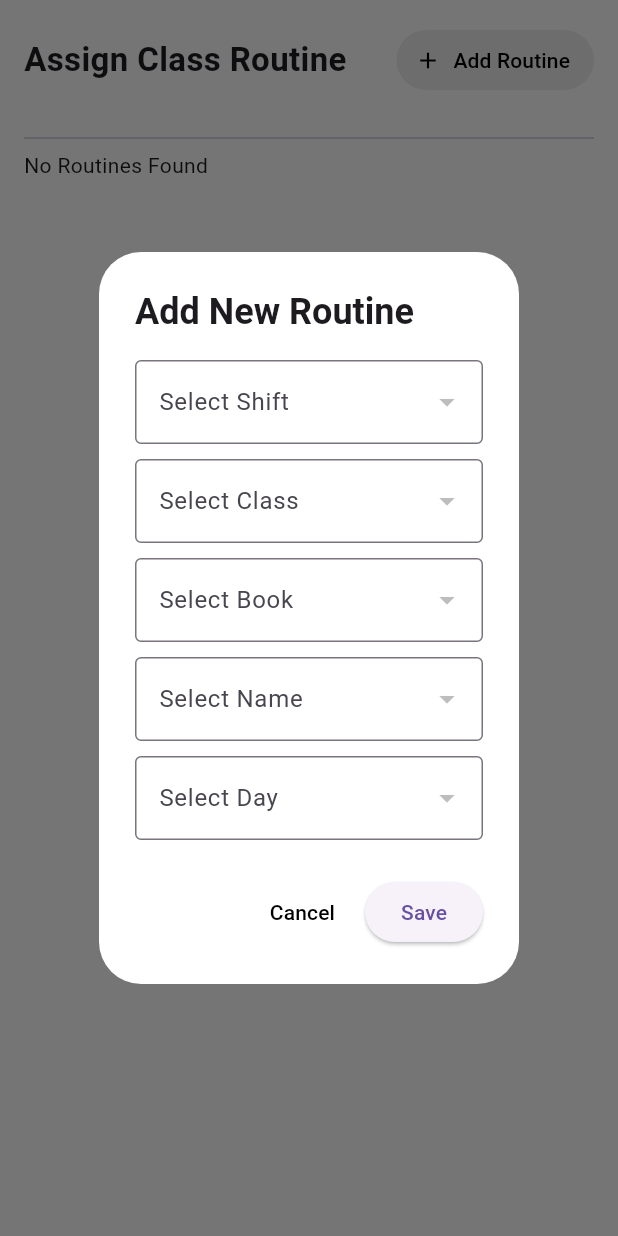
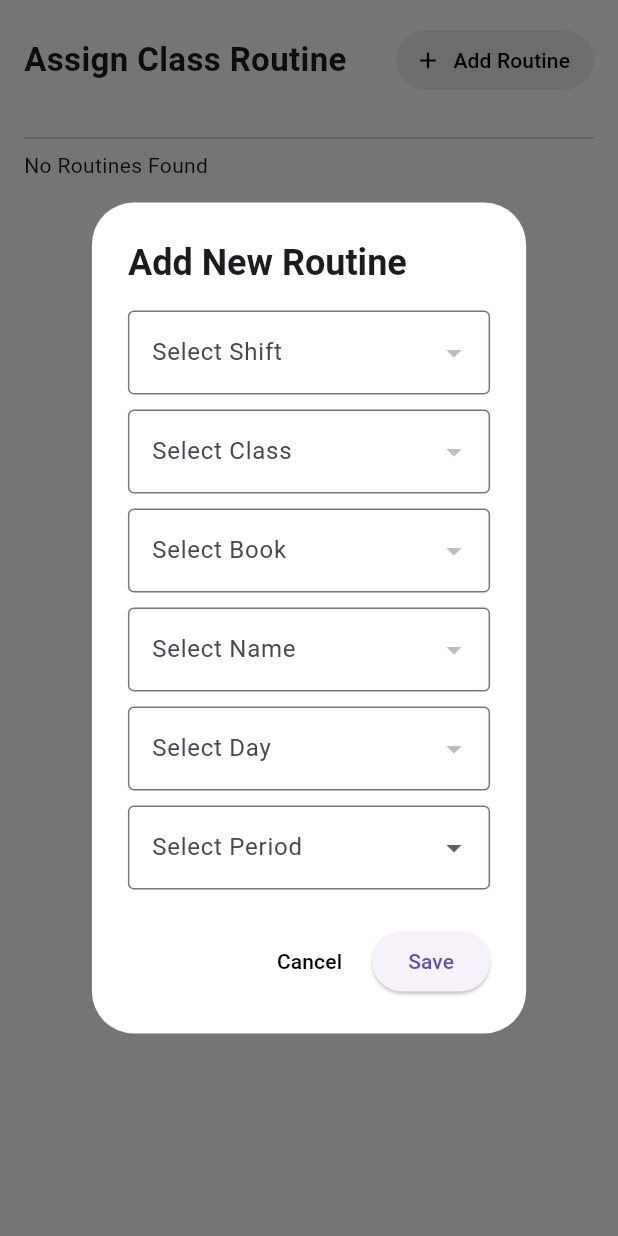
Before and after one commit to EngZobaer/Class-Routine-Management-System, a Flutter app: the AssignClassRoutinePage screen opened directly, after a tap on "Add Routine", on a phone screen of 412 x 824 dp. Run offline on Flutter 3.47's test engine with Material 3 defaults, Android fonts, the phone set to English and light mode, and no system bars; our stand-ins replace cloud_firestore, dropdown_search, firebase_auth, firebase_core; accounts and stored records are empty.

Commit message:
My current code

```diff
--- a/lib/Left_Menu/assign_class_routing.dart
+++ b/lib/Left_Menu/assign_class_routing.dart
@@ -1,6 +1,7 @@
 import 'package:flutter/material.dart';
 import 'package:cloud_firestore/cloud_firestore.dart';
-import '../services/days_service.dart'; // ✅ নতুন service import
+import '../services/days_service.dart';
+import '../services/period_service.dart'; // ✅ PeriodService import
 
 class AssignClassRoutinePage extends StatefulWidget {
   @override
@@ -15,9 +16,14 @@ class _AssignClassRoutinePageState extends State<AssignClassRoutinePage> {
   String? _selectedBookId, _selectedBookName;
   String? _selectedTeacherId, _selectedTeacherName;
   String? _selectedDay;
+  String? _selectedPeriod;
 
-  // ✅ Local cache
+  // ✅ Custom time support
+  String? _customStartTime;
+  String? _customEndTime;
+
   List<String> _days = [];
+  List<Map<String, String>> _availablePeriods = [];
 
   @override
   void initState() {
@@ -30,7 +36,24 @@ class _AssignClassRoutinePageState extends State<AssignClassRoutinePage> {
     setState(() {});
   }
 
-  /// 🔹 Save or Update Routine
+  /// 🔹 Periods load (Shift + Day অনুযায়ী)
+  Future<void> _loadPeriods() async {
+    if (_selectedShiftId != null && _selectedDay != null) {
+      final periods = await PeriodService.getAvailablePeriods(
+        _selectedShiftId!,
+        _selectedDay!,
+      );
+      setState(() {
+        _availablePeriods = periods;
+      });
+    } else {
+      setState(() {
+        _availablePeriods = [];
+      });
+    }
+  }
+
+  /// 🔹 Save Routine
   Future<void> _saveRoutine(BuildContext context, {String? docId}) async {
     if (!_formKey.currentState!.validate()) return;
 
@@ -38,20 +61,23 @@ class _AssignClassRoutinePageState extends State<AssignClassRoutinePage> {
         _selectedClassId == null ||
         _selectedBookId == null ||
         _selectedTeacherId == null ||
-        _selectedDay == null) {
-      ScaffoldMessenger.of(context)
-          .showSnackBar(SnackBar(content: Text("⚠️ All fields are required")));
+        _selectedDay == null ||
+        _selectedPeriod == null) {
+      ScaffoldMessenger.of(context).showSnackBar(
+        SnackBar(content: Text("⚠️ All fields are required")),
+      );
       return;
     }
 
-    final existing = await FirebaseFirestore.instance
-        .collection("class_routines")
-        .where("Class ID", isEqualTo: _selectedClassId)
-        .where("Shift ID", isEqualTo: _selectedShiftId)
-        .where("Day", isEqualTo: _selectedDay)
-        .get();
-
-    final period = existing.docs.length + 1;
+    // Period data resolve
+    final selectedPeriodData = _availablePeriods.firstWhere(
+          (p) => p["period"] == _selectedPeriod,
+      orElse: () => {
+        "period": _selectedPeriod!,
+        "start": _customStartTime ?? "-",
+        "end": _customEndTime ?? "-",
+      },
+    );
 
     final newId = docId ?? "CR${DateTime.now().millisecondsSinceEpoch}";
     await FirebaseFirestore.instance.collection("class_routines").doc(newId).set({
@@ -65,24 +91,28 @@ class _AssignClassRoutinePageState extends State<AssignClassRoutinePage> {
       "Teacher ID": _selectedTeacherId,
       "Teacher Name": _selectedTeacherName,
       "Day": _selectedDay,
-      "Period": period.toString(),
+      "Period": selectedPeriodData["period"],
+      "StartTime": selectedPeriodData["start"],
+      "EndTime": selectedPeriodData["end"],
     });
 
     Navigator.pop(context);
     ScaffoldMessenger.of(context).showSnackBar(SnackBar(
-        content: Text(docId == null
-            ? "✅ Routine Added Successfully"
-            : "✅ Routine Updated Successfully")));
+      content: Text(docId == null
+          ? "✅ Routine Added Successfully"
+          : "✅ Routine Updated Successfully"),
+    ));
   }
 
   /// 🔹 Delete Routine
   Future<void> _deleteRoutine(String id) async {
     await FirebaseFirestore.instance.collection("class_routines").doc(id).delete();
-    ScaffoldMessenger.of(context)
-        .showSnackBar(SnackBar(content: Text("🗑 Routine Deleted")));
+    ScaffoldMessenger.of(context).showSnackBar(
+      SnackBar(content: Text("🗑 Routine Deleted")),
+    );
   }
 
-  /// 🔹 Show Popup Form (Add or Edit)
+  /// 🔹 Form Popup
   void _showRoutineFormPopup({Map<String, dynamic>? routineData, String? docId}) {
     if (routineData != null) {
       _selectedShiftId = routineData["Shift ID"];
@@ -94,6 +124,9 @@ class _AssignClassRoutinePageState extends State<AssignClassRoutinePage> {
       _selectedTeacherId = routineData["Teacher ID"];
       _selectedTeacherName = routineData["Teacher Name"];
       _selectedDay = routineData["Day"];
+      _selectedPeriod = routineData["Period"];
+      _customStartTime = routineData["StartTime"];
+      _customEndTime = routineData["EndTime"];
     } else {
       _selectedShiftId = null;
       _selectedShiftName = null;
@@ -104,7 +137,12 @@ class _AssignClassRoutinePageState extends State<AssignClassRoutinePage> {
       _selectedTeacherId = null;
       _selectedTeacherName = null;
       _selectedDay = null;
+      _selectedPeriod = null;
+      _customStartTime = null;
+      _customEndTime = null;
     }
+
+    _loadPeriods();
 
     showDialog(
       context: context,
@@ -112,8 +150,10 @@ class _AssignClassRoutinePageState extends State<AssignClassRoutinePage> {
       builder: (context) {
         return AlertDialog(
           backgroundColor: Colors.white,
-          title: Text(docId == null ? "Add New Routine" : "Edit Routine",
-              style: TextStyle(fontWeight: FontWeight.bold)),
+          title: Text(
+            docId == null ? "Add New Routine" : "Edit Routine",
+            style: TextStyle(fontWeight: FontWeight.bold),
+          ),
           content: Form(
             key: _formKey,
             child: SingleChildScrollView(
@@ -122,28 +162,26 @@ class _AssignClassRoutinePageState extends State<AssignClassRoutinePage> {
                   _buildDropdown("shifts", "Shift Name", (val, name) {
                     _selectedShiftId = val;
                     _selectedShiftName = name;
+                    _loadPeriods(); // reload periods
                   }, selectedValue: _selectedShiftId),
                   SizedBox(height: 10),
-
                   _buildDropdown("classes", "Class Name", (val, name) {
                     _selectedClassId = val;
                     _selectedClassName = name;
                   }, selectedValue: _selectedClassId),
                   SizedBox(height: 10),
-
                   _buildDropdown("books", "Book Name", (val, name) {
                     _selectedBookId = val;
                     _selectedBookName = name;
                   }, selectedValue: _selectedBookId),
                   SizedBox(height: 10),
-
                   _buildDropdown("teachers", "Name Ar", (val, name) {
                     _selectedTeacherId = val;
                     _selectedTeacherName = name;
                   }, selectedValue: _selectedTeacherId),
                   SizedBox(height: 10),
 
-                  /// 🔹 Firestore থেকে সপ্তাহের দিন Dropdown
+                  /// 🔹 Day select
                   DropdownButtonFormField<String>(
                     decoration: InputDecoration(
                       labelText: "Select Day",
@@ -154,8 +192,84 @@ class _AssignClassRoutinePageState extends State<AssignClassRoutinePage> {
                     items: _days
                         .map((d) => DropdownMenuItem(value: d, child: Text(d)))
                         .toList(),
-                    onChanged: (val) => setState(() => _selectedDay = val),
+                    onChanged: (val) {
+                      setState(() => _selectedDay = val);
+                      _loadPeriods(); // reload on day change
+                    },
                   ),
+                  SizedBox(height: 10),
+
+                  /// 🔹 Period select
+                  DropdownButtonFormField<String>(
+                    decoration: InputDecoration(
+                      labelText: "Select Period",
+                      border: OutlineInputBorder(),
+                    ),
+                    value: _selectedPeriod,
+                    validator: (val) => val == null ? "Please select period" : null,
+                    items: [
+                      ..._availablePeriods.map(
+                            (p) => DropdownMenuItem(
+                          value: p["period"],
+                          child: Text(
+                              "Period ${p["period"]} (${p["start"]} - ${p["end"]})"),
+                        ),
+                      ),
+                      DropdownMenuItem(
+                        value: "Custom",
+                        child: Text("Custom Period (Override)"),
+                      ),
+                    ],
+                    onChanged: (val) => setState(() => _selectedPeriod = val),
+                  ),
+
+                  /// 🔹 Custom Period picker
+                  if (_selectedPeriod == "Custom") ...[
+                    SizedBox(height: 10),
+                    InkWell(
+                      onTap: () async {
+                        final picked = await showTimePicker(
+                          context: context,
+                          initialTime: TimeOfDay(hour: 9, minute: 0),
+                        );
+                        if (picked != null) {
+                          setState(() {
+                            _customStartTime =
+                            "${picked.hour.toString().padLeft(2, '0')}:${picked.minute.toString().padLeft(2, '0')}";
+                          });
+                        }
+                      },
+                      child: InputDecorator(
+                        decoration: InputDecoration(
+                          labelText: "Custom Start Time",
+                          border: OutlineInputBorder(),
+                        ),
+                        child: Text(_customStartTime ?? "Pick Time"),
+                      ),
+                    ),
+                    SizedBox(height: 10),
+                    InkWell(
+                      onTap: () async {
+                        final picked = await showTimePicker(
+                          context: context,
+                          initialTime: TimeOfDay(hour: 10, minute: 0),
+                        );
+                        if (picked != null) {
+                          setState(() {
+                            _customEndTime =
+                            "${picked.hour.toString().padLeft(2, '0')}:${picked.minute.toString().padLeft(2, '0')}";
+                          });
+                        }
+                      },
+                      child: InputDecorator(
+                        decoration: InputDecoration(
+                          labelText: "Custom End Time",
+                          border: OutlineInputBorder(),
+                        ),
+                        child: Text(_customEndTime ?? "Pick Time"),
+                      ),
+                    ),
+                  ],
                 ],
               ),
             ),
@@ -175,7 +289,7 @@ class _AssignClassRoutinePageState extends State<AssignClassRoutinePage> {
     );
   }
 
-  /// 🔹 Reusable Dropdown Builder
+  /// 🔹 Dropdown Builder
   Widget _buildDropdown(String collection, String field,
       Function(String?, String?) onChanged,
       {String? selectedValue}) {
@@ -240,7 +354,6 @@ class _AssignClassRoutinePageState extends State<AssignClassRoutinePage> {
             ),
             SizedBox(height: 20),
             Divider(),
-
             Expanded(
               child: StreamBuilder<QuerySnapshot>(
                 stream: FirebaseFirestore.instance
@@ -262,6 +375,7 @@ class _AssignClassRoutinePageState extends State<AssignClassRoutinePage> {
                         DataColumn(label: Text("Subject")),
                         DataColumn(label: Text("Teacher")),
                         DataColumn(label: Text("Period")),
+                        DataColumn(label: Text("Time")),
                         DataColumn(label: Text("Actions")),
                       ],
                       rows: docs.map((doc) {
@@ -273,6 +387,8 @@ class _AssignClassRoutinePageState extends State<AssignClassRoutinePage> {
                           DataCell(Text(data["Book Name"] ?? "")),
                           DataCell(Text(data["Teacher Name"] ?? "")),
                           DataCell(Text("Period ${data["Period"] ?? ""}")),
+                          DataCell(Text(
+                              "${data["StartTime"] ?? ""} - ${data["EndTime"] ?? ""}")),
                           DataCell(
                             PopupMenuButton<String>(
                               icon: Icon(Icons.more_vert, color: Colors.black),
--- a/lib/Services/days_service.dart
+++ b/lib/Services/days_service.dart
@@ -2,18 +2,15 @@ import 'package:cloud_firestore/cloud_firestore.dart';
 
 class DaysService {
   static Future<List<String>> getDays() async {
-    final doc = await FirebaseFirestore.instance
-        .collection("week")
-        .doc("week")
-        .get();
+    final doc =
+    await FirebaseFirestore.instance.collection("week").doc("week").get();
 
-    if (doc.exists) {
-      final data = doc.data() as Map<String, dynamic>;
-      // sort by numeric key (1,2,3...)
-      final sortedKeys = data.keys.toList()
-        ..sort((a, b) => int.parse(a).compareTo(int.parse(b)));
-      return sortedKeys.map((key) => data[key].toString()).toList();
-    }
-    return [];
+    if (!doc.exists) return [];
+
+    final data = doc.data()!;
+    final sortedKeys = data.keys.toList()
+      ..sort((a, b) => int.parse(a).compareTo(int.parse(b)));
+
+    return sortedKeys.map((k) => data[k].toString()).toList();
   }
 }
```
Also changed, not shown: lib/Left_Menu/Days.dart (+39 -1 lines), lib/Left_Menu/Shift.dart (+47 -51 lines), lib/Services/period_service.dart (+43 -17 lines).
